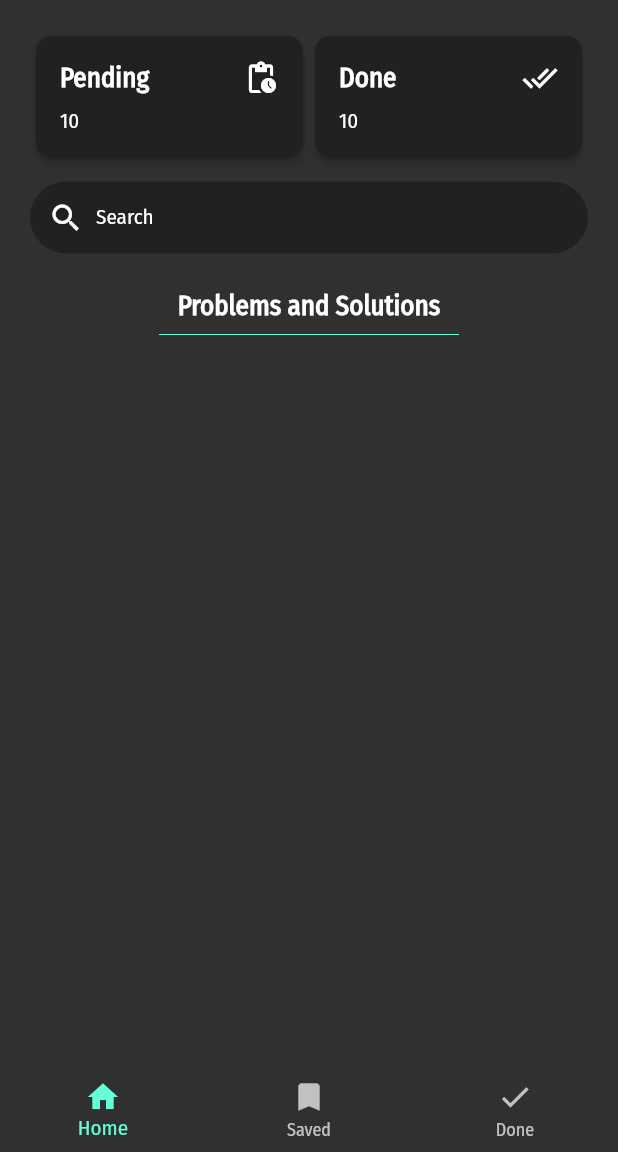
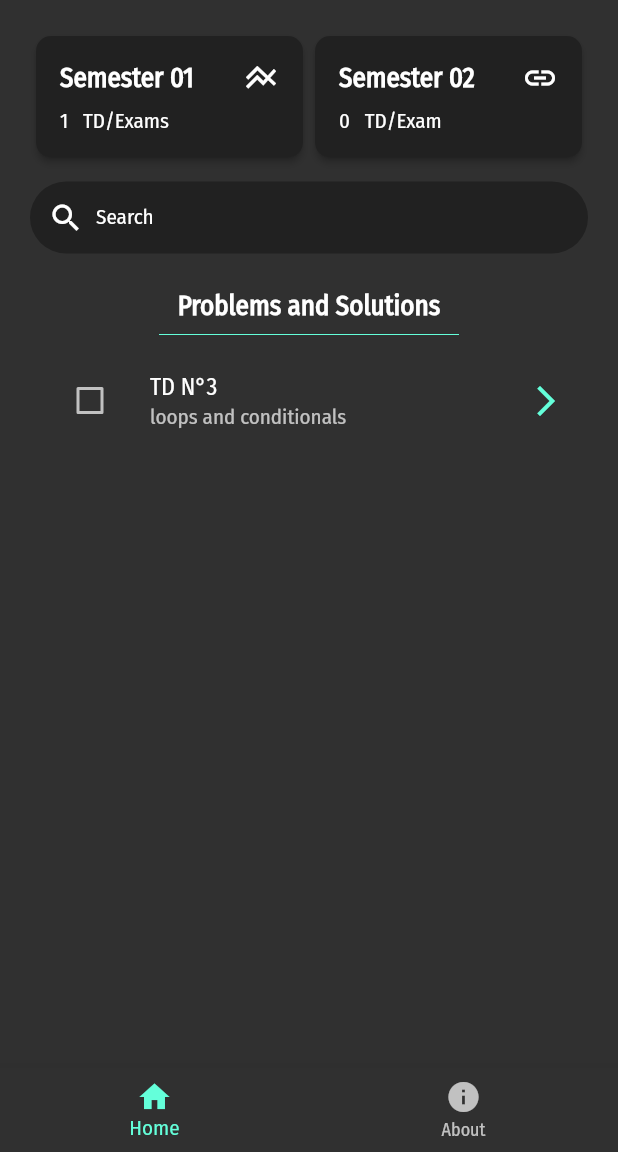
Before and after one commit to 4nskarts/esi-algo-flutter, a Flutter app: the screen it shows after launch, on a phone screen of 412 x 824 dp, the part 84-1236 px from its top. Run offline on Flutter 3.47's test engine with Material 2 defaults, Android fonts, the phone set to English and light mode, and no system bars; our stand-ins replace get.

Commit message:
basic functionality and app done

```diff
--- /dev/null
+++ b/lib/controller/homeController.dart
@@ -0,0 +1,43 @@
+import 'dart:convert';
+
+import 'package:flutter/services.dart';
+import 'package:get/get.dart';
+
+import '../view/info.dart';
+import '../view/home.dart';
+
+class HomeController extends GetxController {
+  List items = [];
+
+  // Handling the bottom Navigation Bar
+  int currentIndex = 0;
+
+  final tabs = [
+    HomeScreen(),
+    InfoScreen(),
+  ];
+
+  setCurrentIndex(int index) {
+    currentIndex = index;
+    update();
+  }
+
+  // Fetch content from the json file
+  Future<void> loadJson() async {
+    final String response =
+        await rootBundle.loadString('lib/model/solutions.json');
+    final data = await json.decode(response);
+    items = data['S1'];
+  }
+
+  // Handling the Json file
+  String getProblem(int id) => items[0]["exercises"][id]["description"];
+  String getCode(int id) => items[0]["exercises"][id]["code"];
+
+  // Checkbox add to saved
+  bool isChecked = false;
+  void toggleCheckbox(bool value) {
+    isChecked = value;
+    update();
+  }
+}
--- a/lib/main.dart
+++ b/lib/main.dart
@@ -1,40 +1,27 @@
+import 'package:esi_algo/controller/homeController.dart';
 import 'package:flutter/material.dart';
 
-import 'package:esi_algo/view/done.dart';
-import 'package:esi_algo/view/home.dart';
-import 'package:esi_algo/view/saved.dart';
+import 'package:get/get.dart';
 
 void main() => runApp(const MyApp());
 
 // Global variable to store the data from the json file
 
-class MyApp extends StatefulWidget {
+class MyApp extends StatelessWidget {
   const MyApp({super.key});
 
   @override
-  State<MyApp> createState() => _MyAppState();
-}
-
-class _MyAppState extends State<MyApp> {
-  int _currentIndex = 0;
-  // this is a comment
-
-  final tabs = [
-    HomeScreen(),
-    SavedScreen(),
-    DoneScreen(),
-  ];
-
-  @override
   Widget build(BuildContext context) {
-    return MaterialApp(
+    return GetMaterialApp(
       theme: ThemeData(
         brightness: Brightness.dark,
         primaryColor: Colors.lightBlue[800],
         fontFamily: 'Fira Sans Condensed',
       ),
       home: Scaffold(
-        body: Scaffold(
+        body: GetBuilder<HomeController>(
+          init: HomeController(),
+          builder: (controller) => Scaffold(
             appBar: AppBar(
               leading: const Icon(
                 Icons.school,
@@ -43,28 +30,21 @@ class _MyAppState extends State<MyApp> {
               elevation: 0,
             ),
             bottomNavigationBar: BottomNavigationBar(
-            currentIndex: _currentIndex,
-            onTap: (index) {
-              setState(() {
-                _currentIndex = index;
-              });
-            },
+              currentIndex: controller.currentIndex,
+              onTap: (index) => controller.setCurrentIndex(index),
               items: const [
                 BottomNavigationBarItem(
                   icon: Icon(Icons.home),
                   label: 'Home',
                 ),
                 BottomNavigationBarItem(
-                icon: Icon(Icons.bookmark),
-                label: 'Saved',
-              ),
-              BottomNavigationBarItem(
-                icon: Icon(Icons.done),
-                label: 'Done',
+                  icon: Icon(Icons.info),
+                  label: 'About',
                 ),
               ],
             ),
-          body: tabs[_currentIndex],
+            body: controller.tabs[controller.currentIndex],
+          ),
         ),
       ),
     );
--- a/lib/model/solutions.json
+++ b/lib/model/solutions.json
@@ -1,7 +1,7 @@
 {
   "S1": [
     {
-      "id": 3,
+      "td": "TD N°3",
       "topic": "loops and conditionals",
       "exercises": [
         {
--- a/lib/view/home.dart
+++ b/lib/view/home.dart
@@ -1,23 +1,43 @@
+import 'package:esi_algo/controller/homeController.dart';
 import 'package:esi_algo/view/solution.dart';
 import 'package:flutter/material.dart';
+import 'package:get/get.dart';
 
 class HomeScreen extends StatelessWidget {
   const HomeScreen({super.key});
 
   @override
   Widget build(BuildContext context) {
-    return const Padding(
-      padding: EdgeInsets.all(20.0),
+    return GetBuilder<HomeController>(
+      init: HomeController(),
+      builder: (controller) => FutureBuilder(
+          future: controller.loadJson(),
+          builder: (context, snapshot) {
+            if (snapshot.connectionState == ConnectionState.waiting) {
+              return const Center(
+                child: CircularProgressIndicator(
+                  color: Colors.tealAccent,
+                ),
+              );
+            } else if (snapshot.hasError) {
+              return Center(
+                child: Text('Error: ${snapshot.error}'),
+              );
+            } else {
+              return Padding(
+                padding: const EdgeInsets.all(20.0),
                 child: SafeArea(
                   child: Column(
                     children: [
                       // done for now
-            StatWidget(),
-            SizedBox(height: 12),
+                      StatWidget(
+                        s1: controller.items.length, s2: 0, // For now,
+                      ),
+                      const SizedBox(height: 12),
                       // Search Bar Widget
                       SearchWidget(),
-            SizedBox(height: 24),
-            Text(
+                      const SizedBox(height: 24),
+                      const Text(
                         'Problems and Solutions',
                         style: TextStyle(
                           color: Colors.white,
@@ -25,21 +45,54 @@ class HomeScreen extends StatelessWidget {
                           fontWeight: FontWeight.bold,
                         ),
                       ),
-            Divider(
+                      const Divider(
                         color: Colors.tealAccent,
                         indent: 86,
                         endIndent: 86,
                       ),
-            // TD Widget
+
+                      // displaying TDs
+                      Expanded(
+                        child: ListView.builder(
+                          itemCount: controller.items.length,
+                          itemBuilder: (context, index) {
+                            return ListTile(
+                              leading: Checkbox(
+                                value: controller.isChecked,
+                                onChanged: (value) {
+                                  controller.toggleCheckbox(value!);
+                                },
+                                activeColor: Colors.teal,
+                              ),
+                              title: Text(controller.items[index]['td']),
+                              subtitle: Text(controller.items[index]['topic']),
+                              trailing: const Icon(
+                                Icons.arrow_forward_ios,
+                                color: Colors.tealAccent,
+                              ),
+                              onTap: () => Get.to(
+                                  SolutionScreen(td: controller.items[index])),
+                            );
+                          },
+                        ),
+                      ),
                     ],
                   ),
                 ),
               );
             }
+          }),
+    );
+  }
 }
 
 class StatWidget extends StatelessWidget {
-  const StatWidget({super.key});
+  final s1, s2;
+  const StatWidget({
+    super.key,
+    required this.s1,
+    required this.s2,
+  });
 
   @override
   Widget build(BuildContext context) {
@@ -57,11 +110,11 @@ class StatWidget extends StatelessWidget {
             child: Column(
               crossAxisAlignment: CrossAxisAlignment.start,
               children: [
-                Row(
+                const Row(
                   mainAxisAlignment: MainAxisAlignment.spaceBetween,
                   children: [
                     Text(
-                      'Pending',
+                      'Semester 01',
                       style: TextStyle(
                         color: Colors.white,
                         fontSize: 18,
@@ -69,14 +122,14 @@ class StatWidget extends StatelessWidget {
                       ),
                     ),
                     Icon(
-                      Icons.pending_actions,
+                      Icons.line_axis,
                     ),
                   ],
                 ),
-                SizedBox(height: 8),
+                const SizedBox(height: 8),
                 Text(
-                  '10',
-                  style: TextStyle(
+                  '$s1   TD/Exams',
+                  style: const TextStyle(
                     color: Colors.white,
                     fontSize: 14,
                   ),
@@ -97,11 +150,11 @@ class StatWidget extends StatelessWidget {
             child: Column(
               crossAxisAlignment: CrossAxisAlignment.start,
               children: [
-                Row(
+                const Row(
                   mainAxisAlignment: MainAxisAlignment.spaceBetween,
                   children: [
                     Text(
-                      'Done',
+                      'Semester 02',
                       style: TextStyle(
                         color: Colors.white,
                         fontSize: 18,
@@ -109,14 +162,14 @@ class StatWidget extends StatelessWidget {
                       ),
                     ),
                     Icon(
-                      Icons.done_all,
+                      Icons.link,
                     ),
                   ],
                 ),
-                SizedBox(height: 8),
+                const SizedBox(height: 8),
                 Text(
-                  '10',
-                  style: TextStyle(
+                  '$s2   TD/Exam',
+                  style: const TextStyle(
                     color: Colors.white,
                     fontSize: 14,
                   ),
@@ -130,53 +183,18 @@ class StatWidget extends StatelessWidget {
   }
 }
 
-class StatCard extends StatelessWidget {
-  const StatCard({
-    super.key,
-  });
-
-  @override
-  Widget build(BuildContext context) {
-    return Column(
-      crossAxisAlignment: CrossAxisAlignment.stretch,
-      children: [
-        Row(
-          mainAxisAlignment: MainAxisAlignment.spaceBetween,
-          children: [
-            Text('Yet to be done'),
-            Icon(Icons.pending_actions),
-          ],
-        ),
-        SizedBox(
-          height: 8,
-        ),
-        Container(
-          child: Center(
-              child: Text(
-            "15",
-            style: TextStyle(
-              fontSize: 24,
-              fontWeight: FontWeight.bold,
-            ),
-          )),
-        ),
-      ],
-    );
-  }
-}
-
 class SearchWidget extends StatelessWidget {
   const SearchWidget({super.key});
 
   @override
   Widget build(BuildContext context) {
     return Container(
-      padding: EdgeInsets.all(12),
+      padding: const EdgeInsets.all(12),
       decoration: BoxDecoration(
         color: Colors.grey[900],
-        borderRadius: BorderRadius.all(Radius.circular(24)),
+        borderRadius: const BorderRadius.all(Radius.circular(24)),
       ),
-      child: Row(
+      child: const Row(
         children: [
           Icon(Icons.search),
           SizedBox(width: 8),
@@ -186,28 +204,3 @@ class SearchWidget extends StatelessWidget {
     );
   }
 }
-
-class TDWidget extends StatelessWidget {
-  const TDWidget({super.key});
-
-  @override
-  Widget build(BuildContext context) {
-    return ListTile(
-      leading: const Icon(
-        Icons.assessment_outlined,
-      ),
-      title: Text("hello world!"
-          // "TD ${items?[0]['id']}",
-          ),
-      subtitle: Text("topic brought to you by simoh"
-          // items?[0]['topic'],
-          ),
-      trailing: IconButton(
-        icon: const Icon(Icons.arrow_forward_ios),
-        onPressed: () {
-          SolutionScreen();
-        },
-      ),
-    );
-  }
-}
--- a/pubspec.yaml
+++ b/pubspec.yaml
@@ -37,6 +37,7 @@ dependencies:
   cupertino_icons: ^1.0.2
   google_fonts: ^5.0.0
   sqflite: ^2.2.8+4
+  get: ^4.6.5
 
 dev_dependencies:
   flutter_test:
```
Also changed, not shown: lib/view/done.dart (deleted, +0 -16 lines), lib/view/info.dart (added, +19 -0 lines), lib/view/saved.dart (deleted, +0 -12 lines), lib/view/solution.dart (+42 -9 lines), pubspec.lock. Lines whose indentation alone changed are shown as unchanged.
